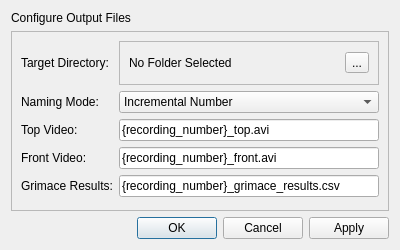
Before: the Qt Designer form ui/DConfigureVideoFiles.ui in ETHZ-INS/Grimace-Box-Recorder, drawn with Qt 5.
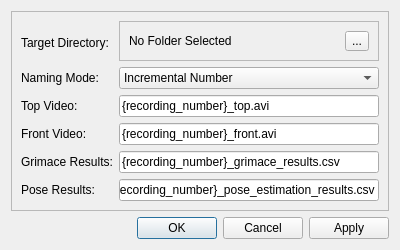
After: the same form once the commit is applied.

What changed in the file:
```diff
--- a/ui/DConfigureVideoFiles.ui
+++ b/ui/DConfigureVideoFiles.ui
@@ -32,19 +32,6 @@
    <string>Configure Video Files</string>
   </property>
   <layout class="QVBoxLayout" name="verticalLayout">
-   <item>
-    <widget class="QLabel" name="lbl_title">
-     <property name="sizePolicy">
-      <sizepolicy hsizetype="Preferred" vsizetype="Fixed">
-       <horstretch>0</horstretch>
-       <verstretch>0</verstretch>
-      </sizepolicy>
-     </property>
-     <property name="text">
-      <string>Configure Output Files</string>
-     </property>
-    </widget>
-   </item>
    <item>
     <widget class="QFrame" name="frame">
      <property name="sizePolicy">
@@ -167,6 +154,20 @@
         </property>
        </widget>
       </item>
+      <item row="5" column="0">
+       <widget class="QLabel" name="label_6">
+        <property name="text">
+         <string>Pose Results:</string>
+        </property>
+       </widget>
+      </item>
+      <item row="5" column="1">
+       <widget class="QLineEdit" name="txt_template_pose">
+        <property name="text">
+         <string>{recording_number}_pose_estimation_results.csv</string>
+        </property>
+       </widget>
+      </item>
      </layout>
     </widget>
    </item>
```
